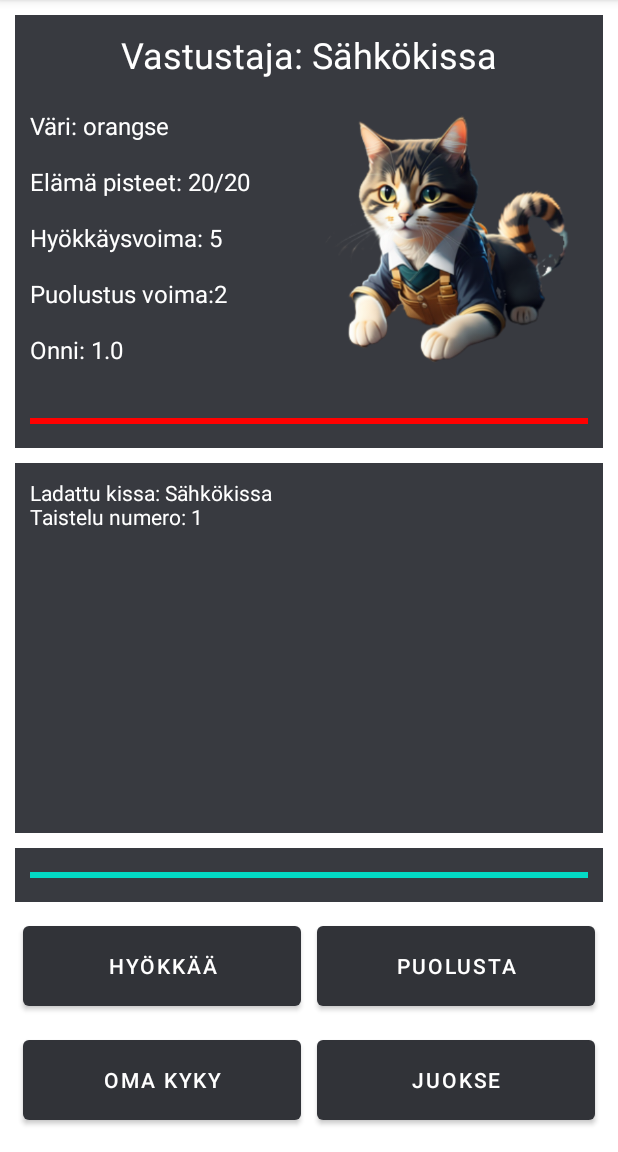
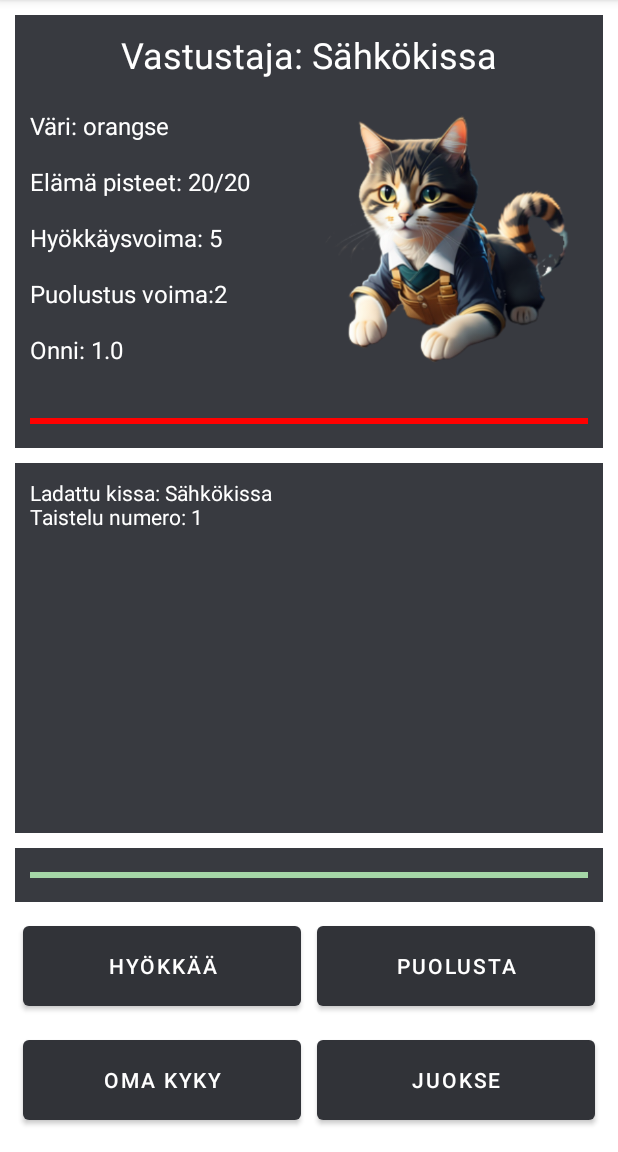
Before and after one commit to JaakkoLipp/Ammattikissat, an Android app: the fragment Battlescreen shown on its own in the app's theme, on a phone screen of 412 x 824 dp, the part 84-1236 px from its top. Run offline under Robolectric (Android 15) with nearby library versions, the phone set to English and light mode, and no system bars.

```diff
--- a/app/src/main/res/layout/fragment_battlescreen.xml
+++ b/app/src/main/res/layout/fragment_battlescreen.xml
@@ -32,6 +32,7 @@
                     android:layout_width="match_parent"
                     android:layout_height="wrap_content"
                     android:layout_margin="10dp"
+                    android:progressTint="#A5D6A7"
                     app:layout_constraintBottom_toBottomOf="parent"
                     app:layout_constraintEnd_toEndOf="parent"
                     app:layout_constraintStart_toStartOf="parent"
```
